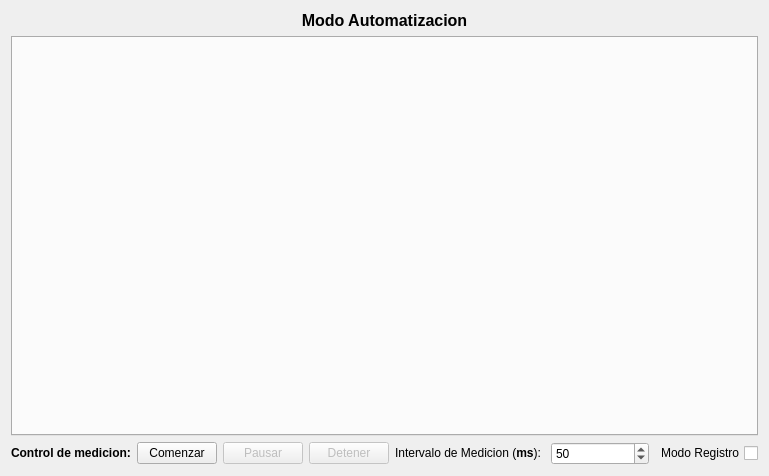
The window that gui/modoOnlineView.ui (SADyCUNGSIDEI/Software) describes before a commit, drawn with Qt 5.
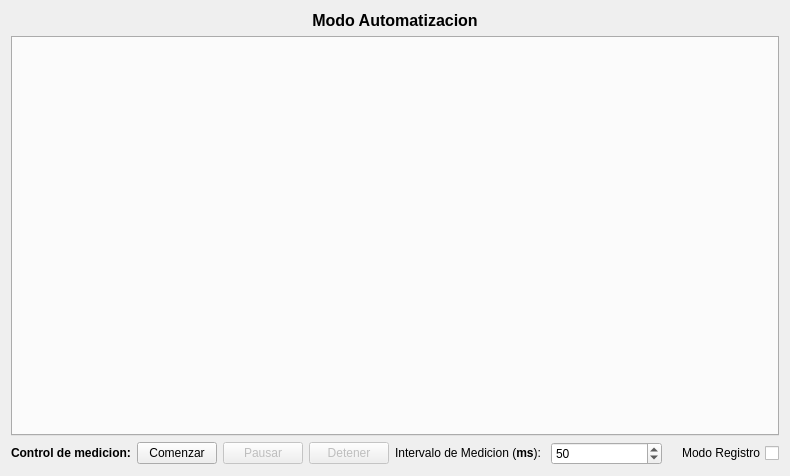
The same window after the commit.

Diff of the .ui file:
```diff
--- a/gui/modoOnlineView.ui
+++ b/gui/modoOnlineView.ui
@@ -6,7 +6,7 @@
    <rect>
     <x>0</x>
     <y>0</y>
-    <width>769</width>
+    <width>790</width>
     <height>476</height>
    </rect>
   </property>
```
Left out of the diff: 2 changed lines with no effect on the pictures.
